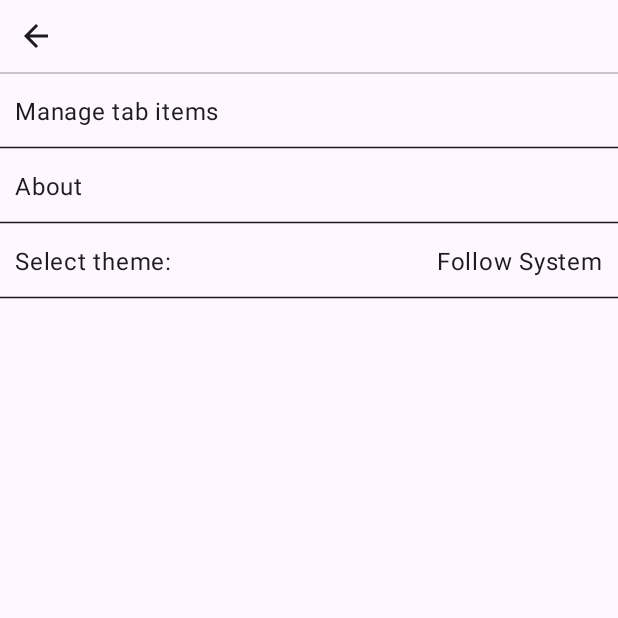
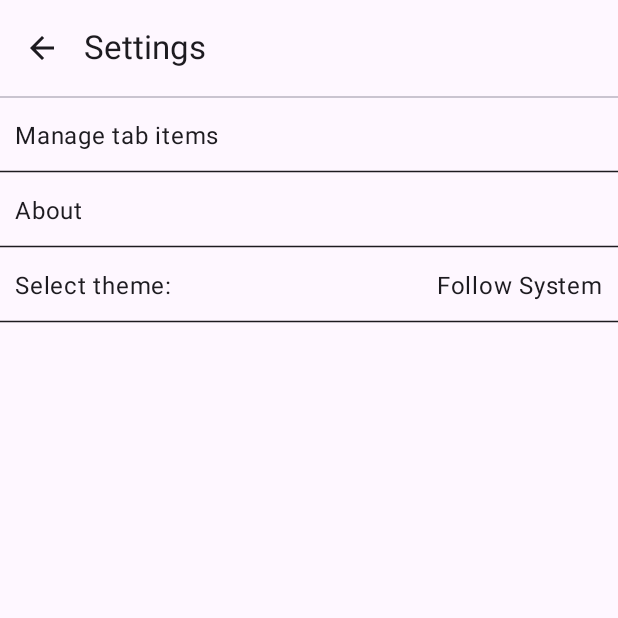
Before and after one commit to ZTFtrue/MonsterMusic, an Android app built with Jetpack Compose: the SettingsPage screen opened through its navigation route, on a phone screen of 412 x 824 dp, the top half of it. Run offline under Robolectric (Android 15) with nearby library versions, the phone set to English and light mode, and no system bars; our stand-ins replace Room's generated code; libraries missing offline, so code that uses them is left out: androidx.palette.graphics; network calls fail.

Commit message:
pefer:use TopAppBar

```diff
--- a/app/src/main/java/com/ztftrue/music/ui/other/SettingsPage.kt
+++ b/app/src/main/java/com/ztftrue/music/ui/other/SettingsPage.kt
@@ -83,7 +83,7 @@ fun SettingsPage(
         modifier = Modifier.padding(all = 0.dp),
         topBar = {
             Column {
-                BackTopBar(navController, musicViewModel)
+                BackTopBar(navController)
                 Divider(
                     modifier = Modifier
                         .fillMaxWidth()
--- a/app/src/main/java/com/ztftrue/music/ui/play/LyricsView.kt
+++ b/app/src/main/java/com/ztftrue/music/ui/play/LyricsView.kt
@@ -92,7 +92,7 @@ fun LyricsView(
     LaunchedEffect(musicViewModel.sliderPosition.floatValue) {
         val timeState = musicViewModel.sliderPosition.floatValue
         if (musicViewModel.lyricsType == LyricsType.LRC) {
-            var cIndex = 0;
+            var cIndex = 0
             for (index in musicViewModel.currentCaptionList.size - 1 downTo 0) {
                 val entry = musicViewModel.currentCaptionList[index]
                 if (timeState > entry.timeStart) {
@@ -138,7 +138,7 @@ fun LyricsView(
                 }.text.isNotEmpty()) {
                 if (musicViewModel.autoScroll.value && isSelected && !showMenu) {
                     launch(Dispatchers.Main) {
-                        listState.scrollToItem(if (currentI <2) 0 else (currentI - 2), 0)
+                        listState.scrollToItem(if (currentI < 2) 0 else (currentI - 2), 0)
                     }
                 }
             }
--- a/app/src/main/java/com/ztftrue/music/ui/public/TopBar.kt
+++ b/app/src/main/java/com/ztftrue/music/ui/public/TopBar.kt
@@ -1,7 +1,6 @@
 package com.ztftrue.music.ui.public
 
 import android.os.Bundle
-import android.widget.Toast
 import androidx.compose.foundation.Image
 import androidx.compose.foundation.background
 import androidx.compose.foundation.layout.Arrangement
@@ -25,6 +24,7 @@ import androidx.compose.material.icons.filled.Search
 import androidx.compose.material3.Checkbox
 import androidx.compose.material3.Divider
 import androidx.compose.material3.ElevatedButton
+import androidx.compose.material3.ExperimentalMaterial3Api
 import androidx.compose.material3.Icon
 import androidx.compose.material3.IconButton
 import androidx.compose.material3.MaterialTheme
@@ -32,6 +32,7 @@ import androidx.compose.material3.ProvideTextStyle
 import androidx.compose.material3.Text
 import androidx.compose.material3.TextButton
 import androidx.compose.material3.TextField
+import androidx.compose.material3.TopAppBar
 import androidx.compose.runtime.Composable
 import androidx.compose.runtime.getValue
 import androidx.compose.runtime.mutableStateOf
@@ -41,7 +42,6 @@ import androidx.compose.ui.Alignment
 import androidx.compose.ui.Modifier
 import androidx.compose.ui.draw.clip
 import androidx.compose.ui.graphics.ColorFilter
-import androidx.compose.ui.platform.LocalContext
 import androidx.compose.ui.res.painterResource
 import androidx.compose.ui.semantics.contentDescription
 import androidx.compose.ui.semantics.semantics
@@ -60,6 +60,7 @@ import com.ztftrue.music.Router
 import com.ztftrue.music.play.ACTION_SET_SLEEP_TIME
 import com.ztftrue.music.utils.Utils
 
+@OptIn(ExperimentalMaterial3Api::class)
 @Composable
 fun TopBar(
     navController: NavHostController,
@@ -72,20 +73,17 @@ fun TopBar(
     } else {
         R.drawable.setted_timer
     }
-
-    Row(
-        modifier = Modifier
-            .fillMaxWidth(),
-        horizontalArrangement = Arrangement.SpaceBetween,
-        verticalAlignment = Alignment.CenterVertically
-    ) {
     if (showDialog) {
         SleepTimeDialog(musicViewModel, onDismiss = {
             showDialog = false
         })
     }
+    TopAppBar(
+        navigationIcon = {
             BackButton(navController)
-        Row (     verticalAlignment = Alignment.CenterVertically){
+        },
+        title = {},
+        actions = {
             IconButton(onClick = {
                 showDialog = true
             }) {
@@ -118,7 +116,7 @@ fun TopBar(
             }
             content()
         }
-    }
+    )
 }
 
 @Composable
@@ -300,32 +298,14 @@ fun SleepTimeDialog(musicViewModel: MusicViewModel, onDismiss: () -> Unit) {
 }
 
 
+@OptIn(ExperimentalMaterial3Api::class)
 @Composable
 fun BackTopBar(
-    navController: NavHostController,
-    musicViewModel: MusicViewModel
+    navController: NavHostController
 ) {
-    val context = LocalContext.current
-    Row(
-        modifier = Modifier
-            .fillMaxWidth(),
-        horizontalArrangement = Arrangement.SpaceBetween,
-        verticalAlignment = Alignment.CenterVertically
-    ) {
-
-        BackButton(navController)
-        Row {
-            IconButton(onClick = {
-                Toast.makeText(context, "Oh oh oh", Toast.LENGTH_SHORT).show()
-            }) {
-                Text(
-                    "",
-                    modifier = Modifier
-                        .size(30.dp)
-                        .clip(CircleShape),
-                    color = MaterialTheme.colorScheme.onBackground
-                )
+    TopAppBar(
+        navigationIcon = { BackButton(navController) },
+        title = {
+            Text(text = "Settings", color = MaterialTheme.colorScheme.onBackground)
+        })
 }
-        }
-    }
-}
```
Also changed, not shown: app/src/main/java/com/ztftrue/music/ui/home/MainView.kt (+16 -15 lines), app/src/main/java/com/ztftrue/music/ui/other/EditTrackPage.kt (+48 -63 lines). Lines whose indentation alone changed are shown as unchanged.
